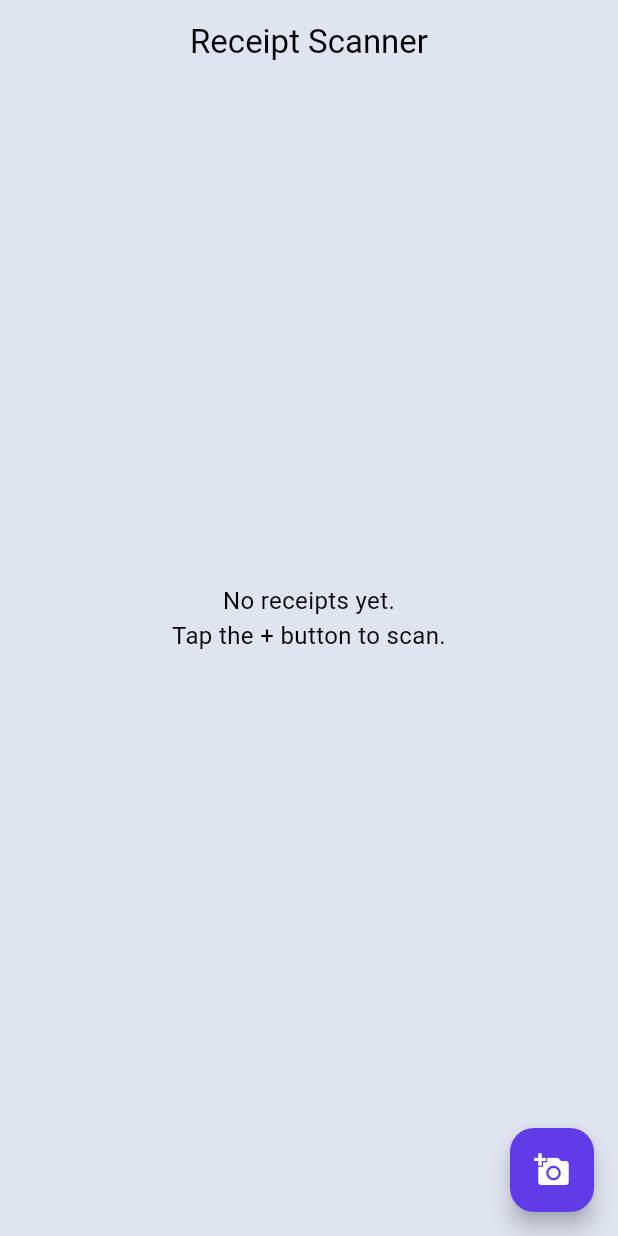
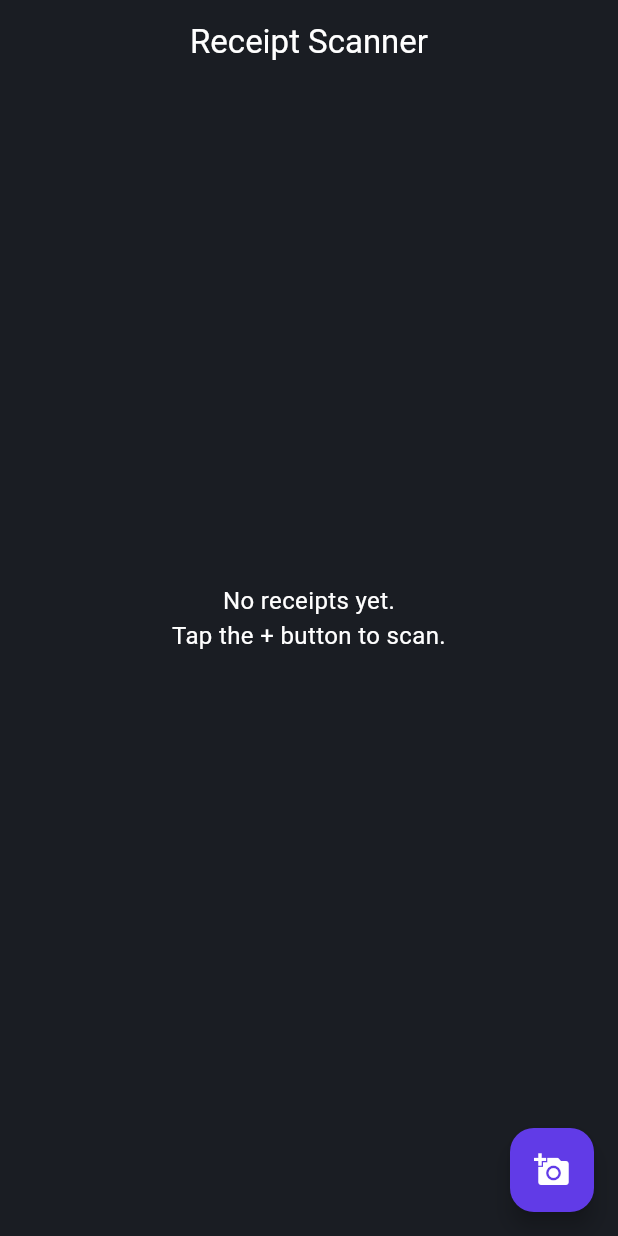
Before and after one commit to shahiduldeowan/receipt_scanner_app, a Flutter app: the screen it shows after launch, on a phone screen of 412 x 824 dp. Run offline on Flutter 3.47's test engine with Material 3 defaults, Android fonts, the phone set to English and light mode, and no system bars; our stand-ins replace flutter_bloc, get_it, injectable.

Commit message:
Refactor AppColors and ThemeHelper: update color values and switch to dark color scheme

```diff
--- a/lib/config/app_theme.dart
+++ b/lib/config/app_theme.dart
@@ -4,17 +4,17 @@ class AppColors {
   static const Color errorColor = Color(0xFFFF494C);
   static const Color fontDarkColor = Color(0xFF0D101C);
   static const Color fontSlateGray = Color(0xFF6E7591);
-  static const Color gradientRightColor = Color(0xFFDFE4F1);
-  static const Color greenColor = Color(0xFF009F76);
-  static const Color iceGray = Color(0xFFF0F2F8);
-  static const Color iconStoneGray = Color(0xFF93989D);
+  static const Color gradientRightColor = Color(0xFF1A1D23);
+  static const Color greenColor = Color(0xFF34C759);
+  static const Color iceGray = Color(0xFF2F343A);
+  static const Color iconStoneGray = Color(0xFF4F525A);
   static const Color onErrorColor = Color(0xFF6D7491);
-  static const Color onPrimaryColor = Color(0xFF0D101C);
+  static const Color onPrimaryColor = Color(0xFFFFFFFF);
   static const Color primaryColor = Color(0xFF613BE7);
-  static const Color primaryContainerColor = Color(0xFFFFFFFF);
-  static const Color appBorderGay = Color(0xFFDCE1EF);
+  static const Color primaryContainerColor = Color(0xFF1A1D23);
+  static const Color appBorderGay = Color(0xFF2F343A);
 
-  static final ColorScheme lightColorScheme = const ColorScheme.light(
+  static final ColorScheme darkColorScheme = const ColorScheme.dark(
     primary: primaryColor,
     primaryContainer: primaryContainerColor,
     onError: onErrorColor,
@@ -26,18 +26,18 @@ class ThemeHelper {
   static ThemeData get theme => ThemeData(
     useMaterial3: true,
     visualDensity: VisualDensity.standard,
-    colorScheme: AppColors.lightColorScheme,
+    colorScheme: AppColors.darkColorScheme,
     scaffoldBackgroundColor: AppColors.gradientRightColor,
     floatingActionButtonTheme: FloatingActionButtonThemeData(
       backgroundColor: AppColors.primaryColor,
-      foregroundColor: AppColors.primaryContainerColor,
+      foregroundColor: AppColors.onPrimaryColor,
       elevation: 6,
       shape: RoundedRectangleBorder(borderRadius: BorderRadius.circular(16)),
     ),
   );
 }
 
-class LightCodeColors {
+class DarkCodeColors {
   Color get darkBlack => AppColors.fontDarkColor;
   Color get slateGray => AppColors.fontSlateGray;
   Color get stoneGray => AppColors.iconStoneGray;
```
